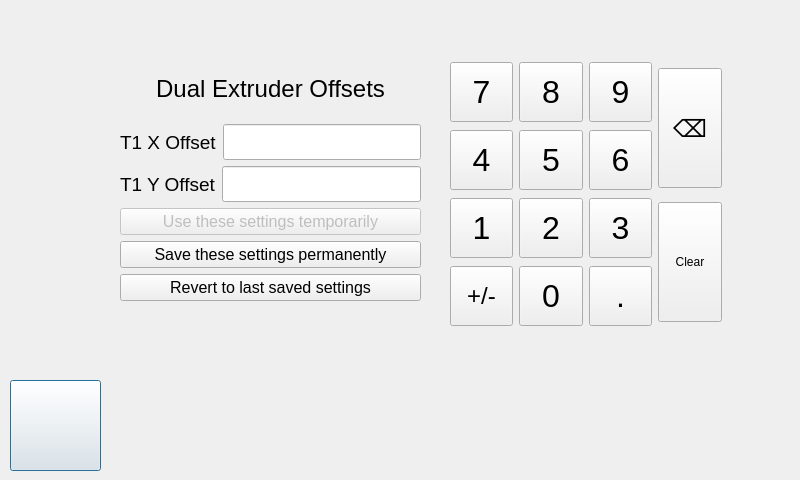
Qt form ClientApp/qt/duexsetupwindow.ui (re3Dprinting/touchscreen) before a commit.
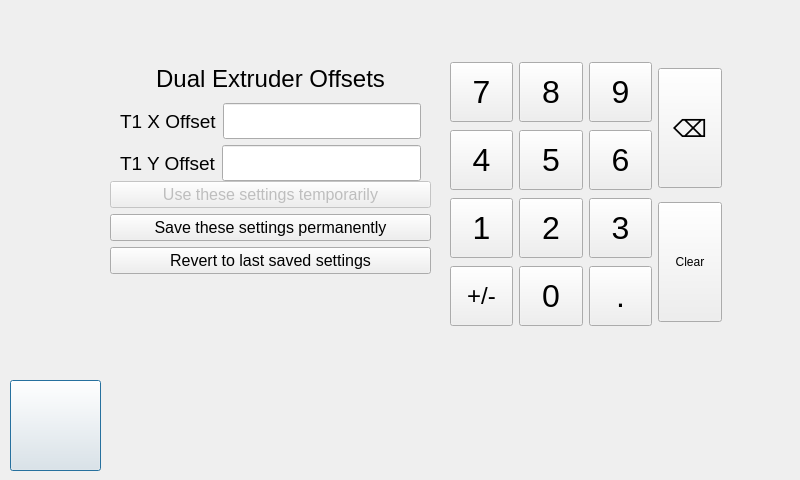
The same form after that commit. Icons and pictures are not drawn. Custom widgets are drawn as their Qt base class.

Commit message: Integrate serial page into MainWindow. Some layout tweaks.

```diff
--- a/ClientApp/qt/duexsetupwindow.ui
+++ b/ClientApp/qt/duexsetupwindow.ui
@@ -54,7 +54,7 @@
      <x>120</x>
      <y>60</y>
      <width>301</width>
-     <height>241</height>
+     <height>121</height>
     </rect>
    </property>
    <layout class="QVBoxLayout" name="verticalLayout">
@@ -135,63 +135,6 @@
       </item>
      </layout>
     </item>
-    <item>
-     <widget class="QPushButton" name="w_pushbutton_temporary">
-      <property name="enabled">
-       <bool>false</bool>
-      </property>
-      <property name="maximumSize">
-       <size>
-        <width>400</width>
-        <height>16777215</height>
-       </size>
-      </property>
-      <property name="font">
-       <font>
-        <pointsize>12</pointsize>
-       </font>
-      </property>
-      <property name="text">
-       <string>Use these settings temporarily</string>
-      </property>
-     </widget>
-    </item>
-    <item>
-     <widget class="QPushButton" name="w_pushbutton_permanent">
-      <property name="maximumSize">
-       <size>
-        <width>400</width>
-        <height>16777215</height>
-       </size>
-      </property>
-      <property name="font">
-       <font>
-        <pointsize>12</pointsize>
-       </font>
-      </property>
-      <property name="text">
-       <string>Save these settings permanently</string>
-      </property>
-     </widget>
-    </item>
-    <item>
-     <widget class="QPushButton" name="w_pushbutton_revert">
-      <property name="maximumSize">
-       <size>
-        <width>400</width>
-        <height>16777215</height>
-       </size>
-      </property>
-      <property name="font">
-       <font>
-        <pointsize>12</pointsize>
-       </font>
-      </property>
-      <property name="text">
-       <string>Revert to last saved settings</string>
-      </property>
-     </widget>
-    </item>
    </layout>
   </widget>
   <widget class="QWidget" name="horizontalLayoutWidget">
@@ -511,6 +454,84 @@
     </item>
    </layout>
   </widget>
+  <widget class="QWidget" name="widget" native="true">
+   <property name="geometry">
+    <rect>
+     <x>110</x>
+     <y>181</y>
+     <width>321</width>
+     <height>151</height>
+    </rect>
+   </property>
+   <layout class="QVBoxLayout" name="verticalLayout_6" stretch="1,1,1">
+    <property name="sizeConstraint">
+     <enum>QLayout::SetMaximumSize</enum>
+    </property>
+    <property name="topMargin">
+     <number>0</number>
+    </property>
+    <property name="bottomMargin">
+     <number>0</number>
+    </property>
+    <item>
+     <widget class="QPushButton" name="w_pushbutton_temporary_2">
+      <property name="enabled">
+       <bool>false</bool>
+      </property>
+      <property name="maximumSize">
+       <size>
+        <width>400</width>
+        <height>16777215</height>
+       </size>
+      </property>
+      <property name="font">
+       <font>
+        <pointsize>12</pointsize>
+       </font>
+      </property>
+      <property name="text">
+       <string>Use these settings temporarily</string>
+      </property>
+     </widget>
+    </item>
+    <item>
+     <widget class="QPushButton" name="w_pushbutton_permanent_2">
+      <property name="maximumSize">
+       <size>
+        <width>400</width>
+        <height>16777215</height>
+       </size>
+      </property>
+      <property name="font">
+       <font>
+        <pointsize>12</pointsize>
+       </font>
+      </property>
+      <property name="text">
+       <string>Save these settings permanently</string>
+      </property>
+     </widget>
+    </item>
+    <item>
+     <widget class="QPushButton" name="w_pushbutton_revert_2">
+      <property name="maximumSize">
+       <size>
+        <width>400</width>
+        <height>16777215</height>
+       </size>
+      </property>
+      <property name="font">
+       <font>
+        <pointsize>12</pointsize>
+       </font>
+      </property>
+      <property name="text">
+       <string>Revert to last saved settings</string>
+      </property>
+     </widget>
+    </item>
+   </layout>
+  </widget>
  </widget>
  <customwidgets>
   <customwidget>
```
The commit also changes 13 other files.
